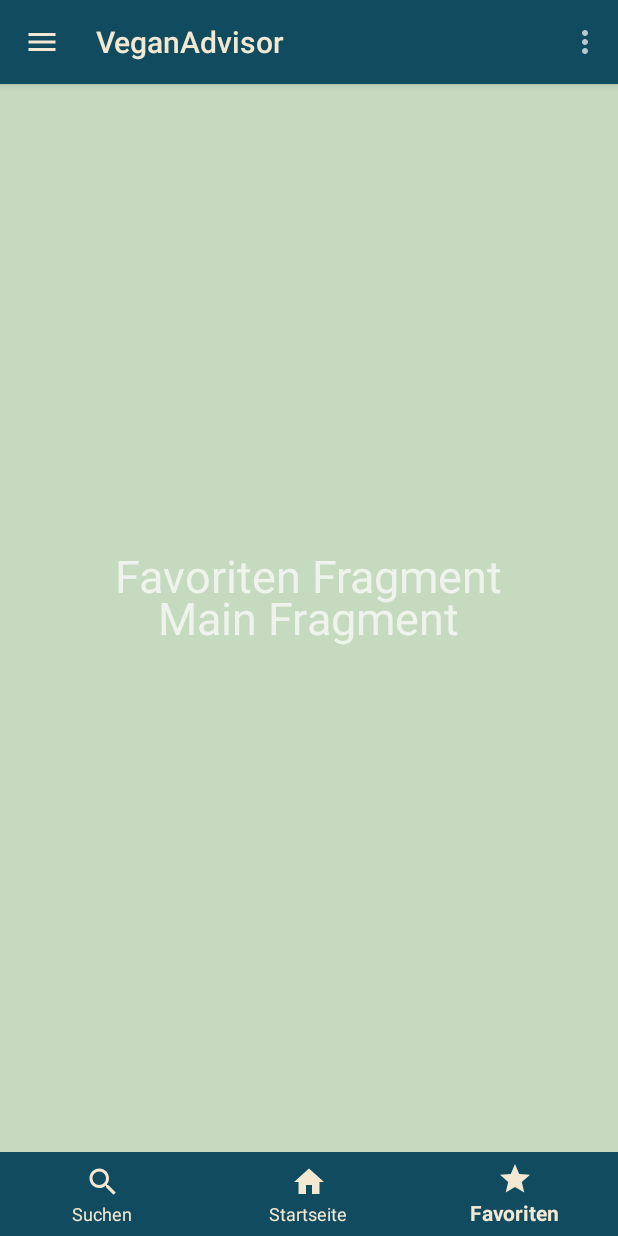
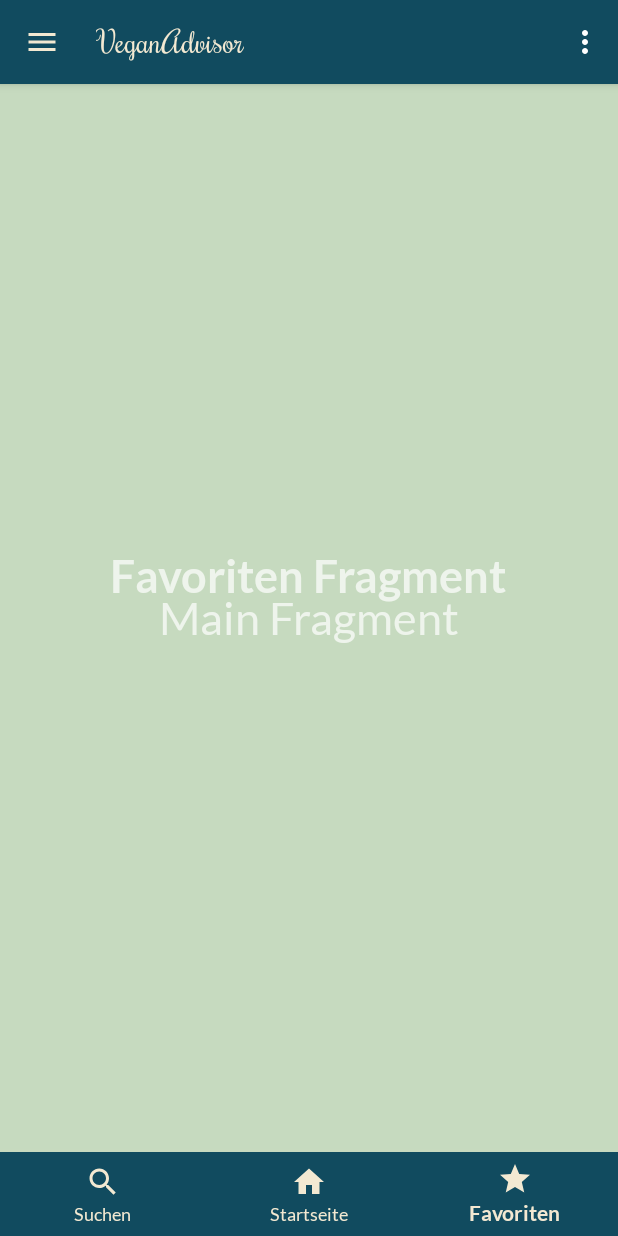
Before and after one commit to LisaEhmann/veganadvisor, an Android app: the screen it shows after launch (MainActivity), item 3 of the bottom bar chosen, on a phone screen of 412 x 824 dp. Run offline under Robolectric (Android 15) with nearby library versions, the phone set to English and light mode, and no system bars.

Commit message:
add and change fontFamily for Header and content

```diff
--- a/app/src/main/AndroidManifest.xml
+++ b/app/src/main/AndroidManifest.xml
@@ -16,6 +16,9 @@
                 <category android:name="android.intent.category.LAUNCHER" />
             </intent-filter>
         </activity>
+        <meta-data
+            android:name="preloaded_fonts"
+            android:resource="@array/preloaded_fonts" />
     </application>
 
 </manifest>
--- /dev/null
+++ b/app/src/main/res/font/font_content.xml
@@ -0,0 +1,12 @@
+<?xml version="1.0" encoding="utf-8"?>
+<font-family xmlns:android="http://schemas.android.com/apk/res/android">
+    <font
+        android:font="@font/lato"
+        android:fontStyle="normal"
+        android:fontWeight="400"/>
+
+    <font
+        android:fontWeight="700"
+        android:fontStyle="normal"
+        android:font="@font/lato_bold"/>
+</font-family>
--- /dev/null
+++ b/app/src/main/res/font/font_header.xml
@@ -0,0 +1,7 @@
+<?xml version="1.0" encoding="utf-8"?>
+<font-family xmlns:android="http://schemas.android.com/apk/res/android">
+    <font
+        android:fontStyle="normal"
+        android:fontWeight="400"
+        android:font="@font/rochester"/>
+</font-family>
--- a/app/src/main/res/layout/fragment_favoriten.xml
+++ b/app/src/main/res/layout/fragment_favoriten.xml
@@ -7,8 +7,9 @@
     <TextView
         android:layout_width="wrap_content"
         android:layout_height="wrap_content"
+        android:layout_centerInParent="true"
+        android:fontFamily="@font/lato_bold"
         android:text="Favoriten Fragment"
-        android:textSize="30dp"
-        android:layout_centerInParent="true"/>
+        android:textSize="30dp" />
 
 </RelativeLayout>
--- a/app/src/main/res/layout/toolbar.xml
+++ b/app/src/main/res/layout/toolbar.xml
@@ -9,6 +9,8 @@
     app:logo="@drawable/ic_burgermenu"
     app:title="@string/app_name"
     app:titleMarginStart="40dp"
-    app:titleTextColor="@color/eierfarbe">
+    app:titleTextColor="@color/eierfarbe"
+    android:theme="@style/ToolbarThemeOverlay"
+    app:popupTheme="@style/ThemeOverlay.AppCompat.Light">
 
 </androidx.appcompat.widget.Toolbar>
--- a/app/src/main/res/values/styles.xml
+++ b/app/src/main/res/values/styles.xml
@@ -9,6 +9,12 @@
         <item name="colorPrimaryDark">@color/blau</item>
         <!-- noch nicht rausgefunden -->
         <item name="colorAccent">@color/eierfarbe</item>
+        <item name="android:fontFamily">@font/font_content</item>
+    </style>
+
+    <style name="ToolbarThemeOverlay" parent="@style/ThemeOverlay.AppCompat.Dark.ActionBar">
+        <item name="fontFamily">@font/font_header</item>
+
     </style>
 
 </resources>
```
Also changed, not shown: app/src/main/res/values/font_certs.xml (added, +17 -0 lines), app/src/main/res/values/preloaded_fonts.xml (added, +7 -0 lines), app/src/main/res/font/lato.ttf (added), app/src/main/res/font/lato_bold.ttf (added), app/src/main/res/font/rochester.ttf (added).
